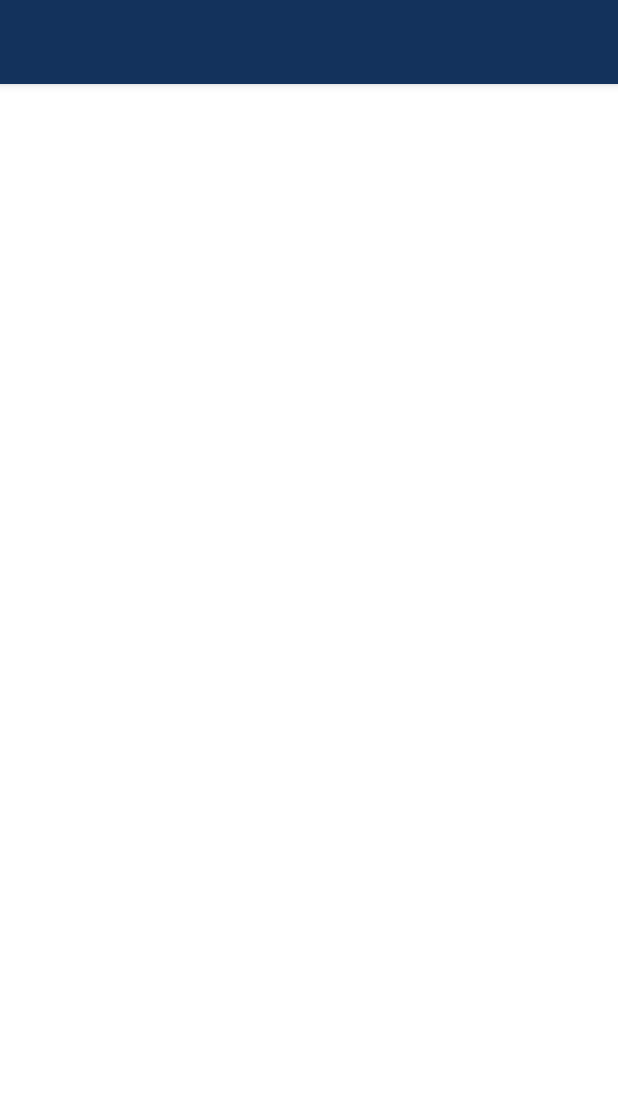
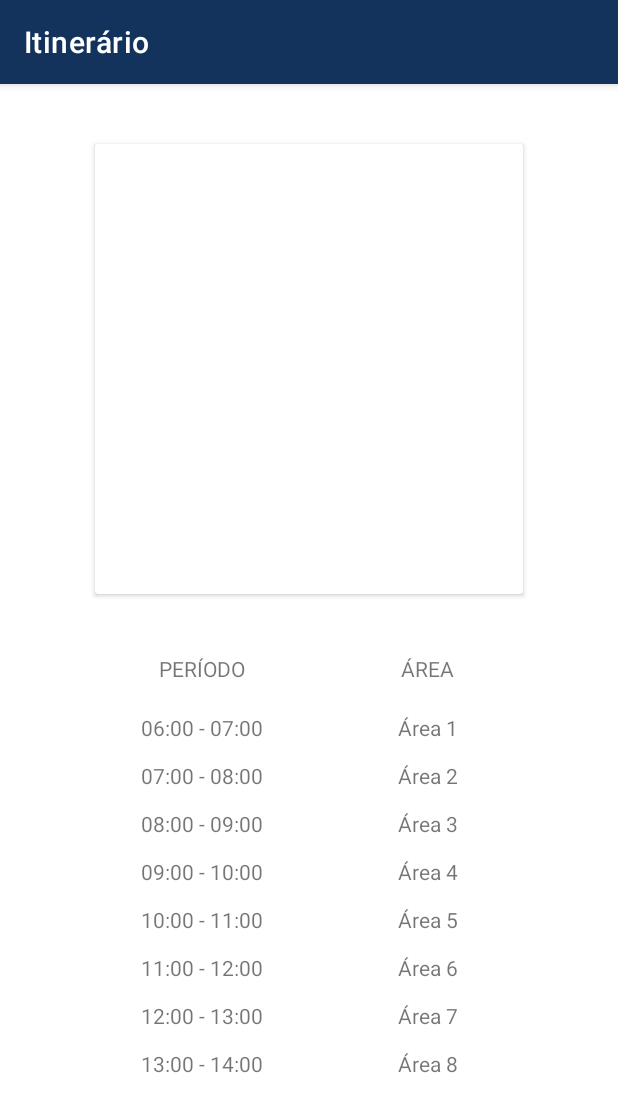
Before and after one commit to Elias-FS/AppZonaAzul, an Android app: the ItinerarioActivity screen opened directly, with no data from a screen before it, on a phone screen of 412 x 824 dp. Shown: the top 1112 px of the screen. Run offline under Robolectric (Android 15) with nearby library versions, the phone set to English and light mode, and no system bars.

Commit message:
Tela Itinerario

```diff
--- a/app/src/main/AndroidManifest.xml
+++ b/app/src/main/AndroidManifest.xml
@@ -15,7 +15,8 @@
         android:theme="@style/Theme.AppZonaAzul">
         <activity
             android:name=".ItinerarioActivity"
-            android:exported="true">
+            android:exported="true"
+            android:label="Itinerário">
             <intent-filter>
                 <action android:name="android.intent.action.MAIN" />
 
--- a/app/src/main/res/layout/activity_itinerario.xml
+++ b/app/src/main/res/layout/activity_itinerario.xml
@@ -1,9 +1,58 @@
 <?xml version="1.0" encoding="utf-8"?>
-<androidx.constraintlayout.widget.ConstraintLayout xmlns:android="http://schemas.android.com/apk/res/android"
+<androidx.appcompat.widget.LinearLayoutCompat
+    xmlns:android="http://schemas.android.com/apk/res/android"
     xmlns:app="http://schemas.android.com/apk/res-auto"
     xmlns:tools="http://schemas.android.com/tools"
     android:layout_width="match_parent"
     android:layout_height="match_parent"
-    tools:context=".ItinerarioActivity">
+    tools:context=".HomeActivity"
+    android:orientation="vertical">
 
-</androidx.constraintlayout.widget.ConstraintLayout>
+
+    <androidx.cardview.widget.CardView
+        android:layout_width="285dp"
+        android:layout_height="300dp"
+        android:outlineAmbientShadowColor="@color/watergreen"
+        android:layout_gravity="center_horizontal"
+        android:layout_marginTop="40dp">
+    </androidx.cardview.widget.CardView>
+
+
+    <TableLayout xmlns:android="http://schemas.android.com/apk/res/android"
+        android:layout_width="wrap_content"
+        android:layout_height="wrap_content"
+        android:layout_marginTop="30dp"
+        android:layout_gravity="center_horizontal"
+        android:layout_marginLeft="60dp"
+        android:layout_marginRight="60dp"
+        android:stretchColumns="1">
+    <TableRow>
+        <TextView
+            android:layout_width="150dp"
+            android:layout_height="wrap_content"
+            android:text="PERÍODO"
+            android:gravity="center_horizontal"
+            android:padding="10dp" />
+        <TextView
+            android:layout_width="150dp"
+            android:layout_height="wrap_content"
+            android:text="ÁREA"
+            android:gravity="center_horizontal"
+            android:padding="10dp" />
+    </TableRow>
+    <TableRow>
+        <TextView
+            android:layout_width="150dp"
+            android:layout_height="wrap_content"
+            android:text="06:00 - 07:00\n\n07:00 - 08:00\n\n08:00 - 09:00\n\n09:00 - 10:00\n\n10:00 - 11:00\n\n11:00 - 12:00\n\n12:00 - 13:00\n\n13:00 - 14:00"
+            android:gravity="center_horizontal"
+            android:padding="10dp" />
+        <TextView
+            android:layout_width="150dp"
+            android:layout_height="wrap_content"
+            android:text="Área 1\n\nÁrea 2\n\nÁrea 3\n\nÁrea 4\n\nÁrea 5\n\nÁrea 6\n\nÁrea 7\n\nÁrea 8"
+            android:gravity="center_horizontal"
+            android:padding="10dp" />
+    </TableRow>
+    </TableLayout>
+</androidx.appcompat.widget.LinearLayoutCompat>
```
